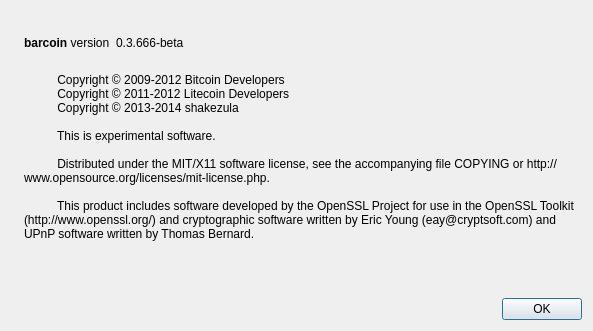
9029195341/blacoin, file src/qt/forms/aboutdialog.ui: the form before one commit.
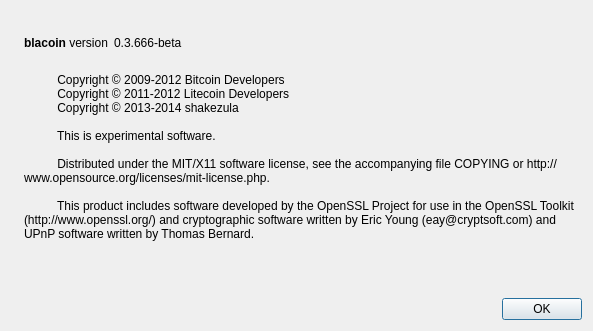
The form after the commit. Icons and pictures are not drawn.

Patch:
```diff
--- a/src/qt/forms/aboutdialog.ui
+++ b/src/qt/forms/aboutdialog.ui
@@ -50,7 +50,7 @@
           <cursorShape>IBeamCursor</cursorShape>
          </property>
          <property name="text">
-          <string>&lt;b&gt;barcoin&lt;/b&gt; version</string>
+          <string>&lt;b&gt;blacoin&lt;/b&gt; version</string>
          </property>
          <property name="textInteractionFlags">
           <set>Qt::LinksAccessibleByMouse|Qt::TextSelectableByKeyboard|Qt::TextSelectableByMouse</set>
```
Left out of the diff: 2 changed lines with no effect on the pictures.
